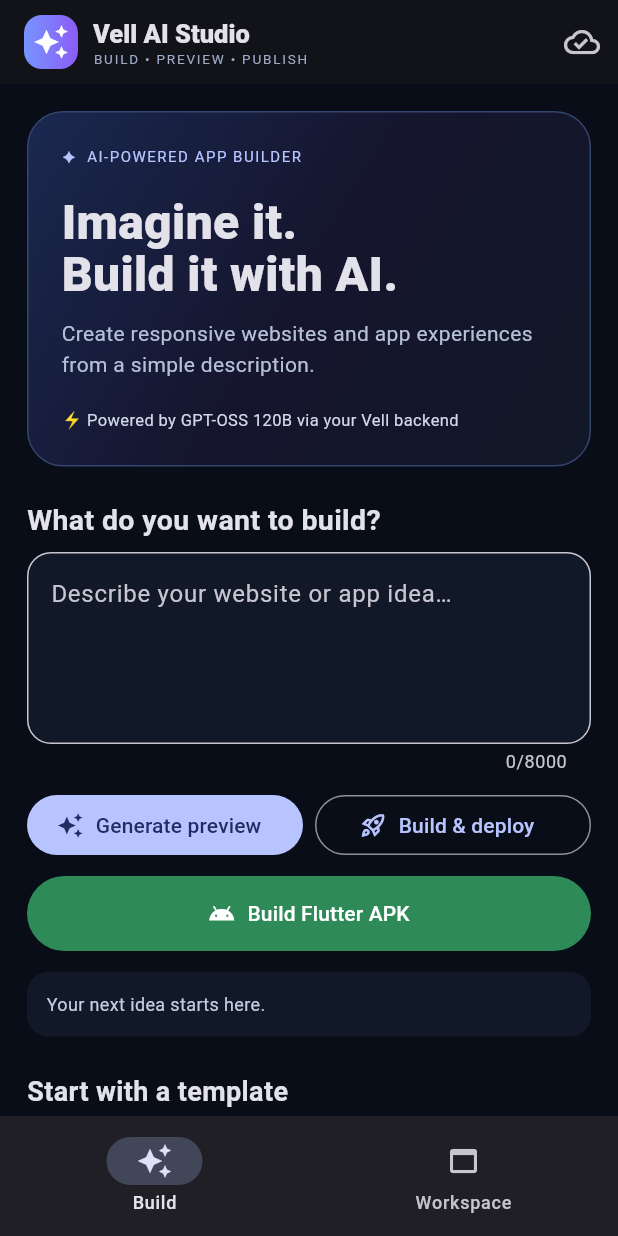
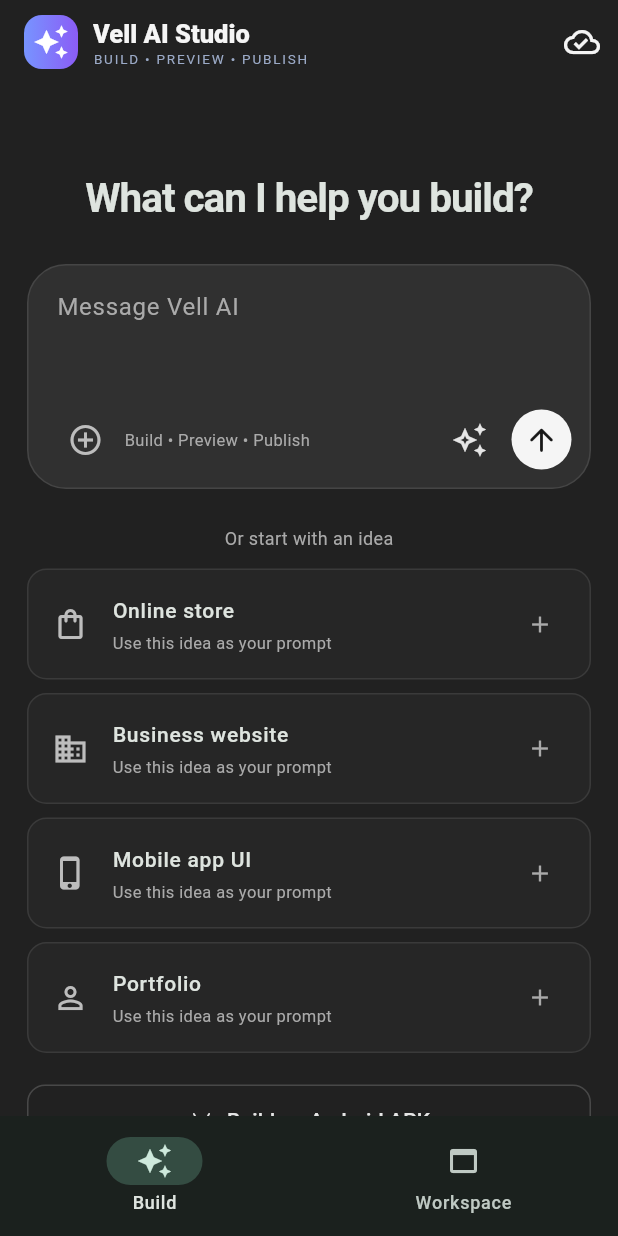
Before and after one commit to emzaro731-byte/vell-ai, a Flutter app: the screen it shows after launch, on a phone screen of 412 x 824 dp. Run offline on Flutter 3.47's test engine with Material 3 defaults, Android fonts, the phone set to English and light mode, and no system bars; our stand-ins replace webview_flutter.

Commit message:
Redesign Flutter app with ChatGPT-style dark chat interface

```diff
--- a/mobile/lib/main.dart
+++ b/mobile/lib/main.dart
@@ -72,11 +72,39 @@
   @override
   Widget build(BuildContext context) => MaterialApp(
     title: 'Vell AI Studio', debugShowCheckedModeBanner: false,
-    theme: ThemeData(useMaterial3: true, brightness: Brightness.dark,
-      scaffoldBackgroundColor: const Color(0xFF080D18),
-      colorScheme: ColorScheme.fromSeed(seedColor: const Color(0xFF6685FF), brightness: Brightness.dark),
-      inputDecorationTheme: InputDecorationTheme(filled: true, fillColor: const Color(0xFF111827),
-        border: OutlineInputBorder(borderRadius: BorderRadius.circular(16)))),
+    theme: ThemeData(
+      useMaterial3: true,
+      brightness: Brightness.dark,
+      scaffoldBackgroundColor: const Color(0xFF212121),
+      appBarTheme: const AppBarTheme(
+        backgroundColor: Color(0xFF212121),
+        foregroundColor: Color(0xFFF5F5F5),
+        surfaceTintColor: Colors.transparent,
+        elevation: 0,
+      ),
+      colorScheme: ColorScheme.fromSeed(
+        seedColor: const Color(0xFF10A37F),
+        brightness: Brightness.dark,
+        surface: const Color(0xFF212121),
+      ),
+      inputDecorationTheme: InputDecorationTheme(
+        filled: true,
+        fillColor: const Color(0xFF303030),
+        hintStyle: const TextStyle(color: Color(0xFFAAAAAA)),
+        border: OutlineInputBorder(
+          borderRadius: BorderRadius.circular(24),
+          borderSide: BorderSide.none,
+        ),
+        enabledBorder: OutlineInputBorder(
+          borderRadius: BorderRadius.circular(24),
+          borderSide: const BorderSide(color: Color(0xFF424242)),
+        ),
+        focusedBorder: OutlineInputBorder(
+          borderRadius: BorderRadius.circular(24),
+          borderSide: const BorderSide(color: Color(0xFF666666)),
+        ),
+      ),
+    ),
     home: const StudioHome());
 }
 
@@ -160,35 +188,118 @@
     bottomNavigationBar: NavigationBar(selectedIndex: tab, onDestinationSelected: (v) => setState(() => tab = v), destinations: const [
       NavigationDestination(icon: Icon(Icons.auto_awesome_outlined), selectedIcon: Icon(Icons.auto_awesome), label: 'Build'),
       NavigationDestination(icon: Icon(Icons.web_asset_outlined), selectedIcon: Icon(Icons.web_asset), label: 'Workspace')]));
-  Widget buildHome() => ListView(padding: const EdgeInsets.all(18), children: [
-    Container(padding: const EdgeInsets.all(22), decoration: BoxDecoration(borderRadius: BorderRadius.circular(24), gradient: const LinearGradient(begin: Alignment.topLeft, end: Alignment.bottomRight, colors: [Color(0xFF1A2850), Color(0xFF15152D), Color(0xFF111827)]), border: Border.all(color: const Color(0xFF34456D))), child: const Column(crossAxisAlignment: CrossAxisAlignment.start, children: [
-      Text('✦  AI-POWERED APP BUILDER', style: TextStyle(fontSize: 10, color: Color(0xFFB7C5FF), letterSpacing: 1)),
-      SizedBox(height: 18), Text('Imagine it.\nBuild it with AI.', style: TextStyle(fontSize: 32, height: 1.1, fontWeight: FontWeight.w800)),
-      SizedBox(height: 12), Text('Create responsive websites and app experiences from a simple description.', style: TextStyle(color: Color(0xFFB4C0D8), height: 1.5)),
-      SizedBox(height: 18), Text('⚡ Powered by GPT-OSS 120B via your Vell backend', style: TextStyle(fontSize: 11, color: Color(0xFFD1D8E8)))])),
-    const SizedBox(height: 22), const Text('What do you want to build?', style: TextStyle(fontSize: 19, fontWeight: FontWeight.w700)),
-    const SizedBox(height: 8), TextField(controller: prompt, minLines: 4, maxLines: 7, maxLength: 8000, decoration: const InputDecoration(hintText: 'Describe your website or app idea…', alignLabelWithHint: true)),
-    const SizedBox(height: 10), Row(children: [
-      Expanded(child: FilledButton.icon(onPressed: busy ? null : generate, icon: const Icon(Icons.auto_awesome), label: const Text('Generate preview'))),
-      const SizedBox(width: 8), Expanded(child: OutlinedButton.icon(onPressed: busy ? null : buildDeploy, icon: const Icon(Icons.rocket_launch_outlined), label: const Text('Build & deploy')))]),
-    const SizedBox(height: 10),
-    SizedBox(width: double.infinity, child: FilledButton.icon(
-      onPressed: busy ? null : openFlutterBuilder,
-      icon: const Icon(Icons.android),
-      label: const Text('Build Flutter APK'),
-      style: FilledButton.styleFrom(backgroundColor: const Color(0xFF2E8B57), foregroundColor: Colors.white, padding: const EdgeInsets.symmetric(vertical: 15)),
-    )),
-    if (busy) const Padding(padding: EdgeInsets.only(top: 14), child: LinearProgressIndicator()),
-    const SizedBox(height: 14), Container(padding: const EdgeInsets.all(13), decoration: BoxDecoration(color: const Color(0xFF111827), borderRadius: BorderRadius.circular(14)), child: Text(status, style: const TextStyle(color: Color(0xFFC3CEE2), fontSize: 12, height: 1.45))),
-    if (siteUrl != null && siteUrl!.startsWith('http')) linkCard('Live website', siteUrl!),
-    if (repoUrl != null && repoUrl!.startsWith('http')) linkCard('GitHub repository', repoUrl!),
-    if (flutterRepoUrl != null && flutterRepoUrl!.startsWith('http')) linkCard('Flutter APK source repository', flutterRepoUrl!),
-    if (actionsUrl != null && actionsUrl!.startsWith('http')) InkWell(onTap: () => Navigator.push(context, MaterialPageRoute(builder: (_) => UrlPage(url: actionsUrl!))), child: linkCard('Open APK build status on GitHub Actions', actionsUrl!)),
-    const SizedBox(height: 24), const Text('Start with a template', style: TextStyle(fontSize: 18, fontWeight: FontWeight.w700)),
-    const SizedBox(height: 12), GridView.builder(shrinkWrap: true, physics: const NeverScrollableScrollPhysics(), itemCount: templates.length, gridDelegate: const SliverGridDelegateWithFixedCrossAxisCount(crossAxisCount: 2, mainAxisSpacing: 10, crossAxisSpacing: 10, childAspectRatio: 1.2), itemBuilder: (context, i) {
-      final item = templates[i];
-      return InkWell(onTap: () { prompt.text = item.$3; }, borderRadius: BorderRadius.circular(16), child: Container(padding: const EdgeInsets.all(14), decoration: BoxDecoration(color: const Color(0xFF111827), borderRadius: BorderRadius.circular(16), border: Border.all(color: const Color(0xFF27334A))), child: Column(crossAxisAlignment: CrossAxisAlignment.start, children: [Icon(item.$2, color: const Color(0xFF9BAFFF), size: 24), const Spacer(), Text(item.$1, style: const TextStyle(fontWeight: FontWeight.w700)), const SizedBox(height: 4), const Text('Tap to use prompt', style: TextStyle(fontSize: 10, color: Color(0xFF8E9CB7)))])));
-    }), const SizedBox(height: 14), OutlinedButton.icon(onPressed: busy ? null : retrieveUrl, icon: const Icon(Icons.link), label: const Text('Retrieve deployed website URL'))]);
+  Widget buildHome() => ListView(
+    padding: const EdgeInsets.fromLTRB(18, 22, 18, 28),
+    children: [
+      const SizedBox(height: 38),
+      const Center(
+        child: Text(
+          'What can I help you build?',
+          textAlign: TextAlign.center,
+          style: TextStyle(fontSize: 27, height: 1.2, fontWeight: FontWeight.w600, letterSpacing: -0.7),
+        ),
+      ),
+      const SizedBox(height: 28),
+      Container(
+        padding: const EdgeInsets.fromLTRB(14, 8, 8, 8),
+        decoration: BoxDecoration(
+          color: const Color(0xFF303030),
+          borderRadius: BorderRadius.circular(26),
+          border: Border.all(color: const Color(0xFF454545)),
+        ),
+        child: Column(
+          children: [
+            TextField(
+              controller: prompt,
+              minLines: 3,
+              maxLines: 7,
+              maxLength: 8000,
+              decoration: const InputDecoration(
+                counterText: '',
+                filled: false,
+                border: InputBorder.none,
+                enabledBorder: InputBorder.none,
+                focusedBorder: InputBorder.none,
+                hintText: 'Message Vell AI',
+                contentPadding: EdgeInsets.fromLTRB(5, 8, 5, 4),
+              ),
+            ),
+            Row(children: [
+              IconButton(
+                tooltip: 'Build a Flutter APK',
+                onPressed: busy ? null : openFlutterBuilder,
+                icon: const Icon(Icons.add_circle_outline, color: Color(0xFFBDBDBD)),
+              ),
+              const SizedBox(width: 2),
+              const Expanded(child: Text('Build • Preview • Publish', style: TextStyle(fontSize: 11, color: Color(0xFFAAAAAA)))),
+              IconButton(
+                tooltip: 'Generate preview',
+                onPressed: busy ? null : generate,
+                icon: const Icon(Icons.auto_awesome_outlined, color: Color(0xFFE6E6E6)),
+              ),
+              IconButton.filled(
+                tooltip: 'Send message',
+                onPressed: busy ? null : generate,
+                style: IconButton.styleFrom(backgroundColor: const Color(0xFFF5F5F5), foregroundColor: const Color(0xFF171717)),
+                icon: const Icon(Icons.arrow_upward_rounded),
+              ),
+            ]),
+          ],
+        ),
+      ),
+      if (busy) const Padding(
+        padding: EdgeInsets.only(top: 18),
+        child: LinearProgressIndicator(minHeight: 2),
+      ),
+      if (status != 'Your next idea starts here.')
+        Container(
+          margin: const EdgeInsets.only(top: 16),
+          padding: const EdgeInsets.all(14),
+          decoration: BoxDecoration(
+            color: const Color(0xFF2A2A2A),
+            borderRadius: BorderRadius.circular(14),
+            border: Border.all(color: const Color(0xFF414141)),
+          ),
+          child: Row(crossAxisAlignment: CrossAxisAlignment.start, children: [
+            const Icon(Icons.auto_awesome, size: 18, color: Color(0xFF10A37F)),
+            const SizedBox(width: 10),
+            Expanded(child: Text(status, style: const TextStyle(color: Color(0xFFE4E4E4), height: 1.5))),
+          ]),
+        ),
+      const SizedBox(height: 24),
+      const Center(child: Text('Or start with an idea', style: TextStyle(fontSize: 12, color: Color(0xFFAAAAAA)))),
+      const SizedBox(height: 12),
+      ...templates.map((item) => Container(
+        margin: const EdgeInsets.only(bottom: 9),
+        decoration: BoxDecoration(
+          color: const Color(0xFF262626),
+          borderRadius: BorderRadius.circular(13),
+          border: Border.all(color: const Color(0xFF3A3A3A)),
+        ),
+        child: ListTile(
+          leading: Icon(item.$2, color: const Color(0xFFBDBDBD)),
+          title: Text(item.$1, style: const TextStyle(fontSize: 14, fontWeight: FontWeight.w500)),
+          subtitle: const Text('Use this idea as your prompt', style: TextStyle(fontSize: 11, color: Color(0xFFAAAAAA))),
+          trailing: const Icon(Icons.add, size: 18, color: Color(0xFFAAAAAA)),
+          onTap: () => setState(() => prompt.text = item.$3),
+        ),
+      )),
+      const SizedBox(height: 12),
+      OutlinedButton.icon(
+        onPressed: busy ? null : openFlutterBuilder,
+        icon: const Icon(Icons.android),
+        label: const Text('Build an Android APK'),
+        style: OutlinedButton.styleFrom(
+          foregroundColor: const Color(0xFFE5E5E5),
+          side: const BorderSide(color: Color(0xFF484848)),
+          padding: const EdgeInsets.symmetric(vertical: 14),
+          shape: RoundedRectangleBorder(borderRadius: BorderRadius.circular(12)),
+        ),
+      ),
+      if (siteUrl != null && siteUrl!.startsWith('http')) linkCard('Live website', siteUrl!),
+      if (repoUrl != null && repoUrl!.startsWith('http')) linkCard('Project source', repoUrl!),
+    ],
+  );
   Widget buildWorkspace() => ListView(padding: const EdgeInsets.all(20), children: [
     const Text('Workspace', style: TextStyle(fontSize: 26, fontWeight: FontWeight.w800)),
     const SizedBox(height: 6), const Text('Review your generated project before publishing.', style: TextStyle(color: Color(0xFF9BAAC7))),
```
